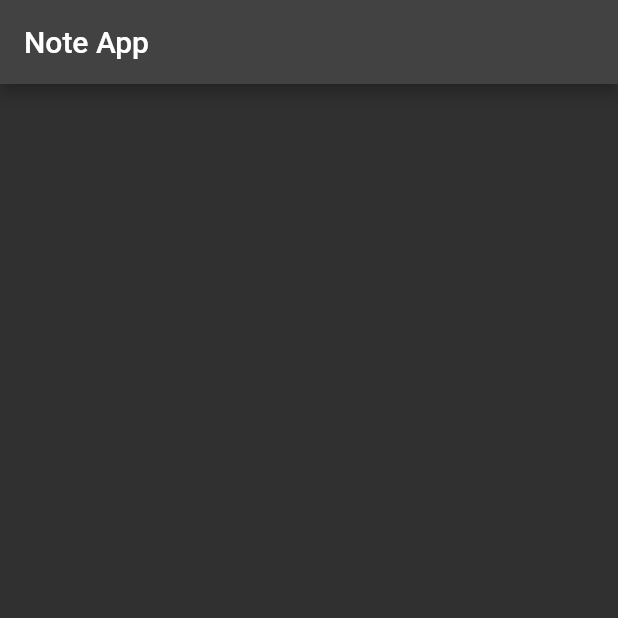
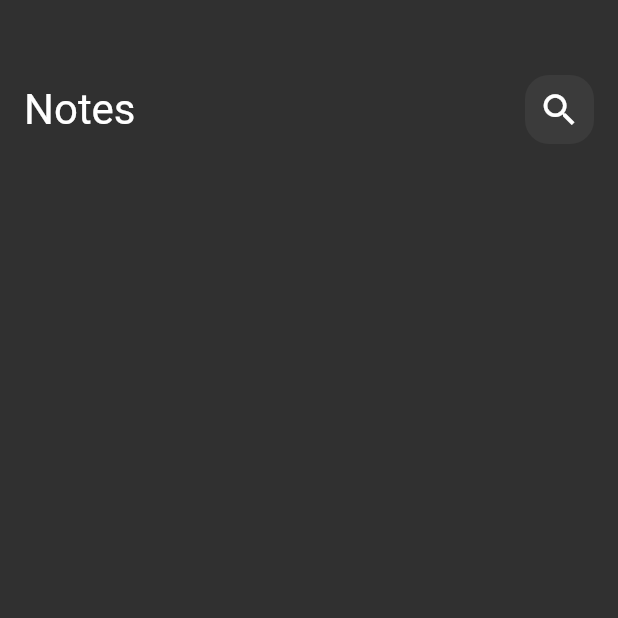
Before and after one commit to Sherlock-holmes1029/note-app, a Flutter app: the screen it shows after launch, on a phone screen of 412 x 824 dp, the top half of it. Run offline on Flutter 3.47's test engine with Material 2 defaults, Android fonts, the light colour scheme and no system bars.

Commit message:
added the app bar
i need to make every custom material with its own folder to make the code readable and easy to change

```diff
--- a/lib/main.dart
+++ b/lib/main.dart
@@ -14,7 +14,9 @@ class MyApp extends StatelessWidget {
     return MaterialApp(
       title: 'Flutter Demo',
       debugShowCheckedModeBanner: false,
-      theme: ThemeData.dark(),
+      theme: ThemeData(
+        brightness: Brightness.dark
+      ),
       home: mainScreen(),
     );
   }
--- a/lib/view/appNote.dart
+++ b/lib/view/appNote.dart
@@ -1,14 +1,13 @@
 import 'package:flutter/material.dart';
+import 'package:note_app_second_try/view/widgets/notesViewBody.dart';
 
 class mainScreen extends StatelessWidget {
 
 
   @override
   Widget build(BuildContext context) {
-    return Scaffold(
-      appBar: AppBar(
-        title: Text('Note App'),
-      ),
+    return const Scaffold(
+      body: NotesViewBody(),
     );
   }
 }
--- /dev/null
+++ b/lib/view/widgets/custemAppBar.dart
@@ -0,0 +1,20 @@
+import 'package:flutter/material.dart';
+import 'custemSearchIcon.dart';
+
+class CustomAppBar extends StatelessWidget {
+
+
+  @override
+  Widget build(BuildContext context) {
+    return  Row(
+      children: const  [
+        Text("Notes",style: TextStyle(
+          fontSize: 28,
+         ),
+        ),
+        Spacer(),
+        CustemSearchIcon()
+      ],
+    );
+  }
+}
--- /dev/null
+++ b/lib/view/widgets/custemSearchIcon.dart
@@ -0,0 +1,23 @@
+import 'package:flutter/material.dart';
+
+class CustemSearchIcon extends StatelessWidget {
+const CustemSearchIcon({Key? key}) : super(key: key);
+
+@override
+Widget build(BuildContext context) {
+  return Container(
+    height: 46,
+    width: 46,
+    decoration: BoxDecoration(
+        color: Colors.white.withOpacity(0.05),
+        borderRadius: BorderRadius.circular(16)
+    ),
+    child: const Center(
+      child: Icon(
+        Icons.search,
+        size: 28,
+      ),
+    ),
+  );
+}
+}
--- /dev/null
+++ b/lib/view/widgets/notesViewBody.dart
@@ -0,0 +1,25 @@
+import 'package:flutter/material.dart';
+
+import 'custemAppBar.dart';
+class NotesViewBody extends StatelessWidget {
+     const NotesViewBody({Key? key}) : super(key: key);
+
+  @override
+  Widget build(BuildContext context) {
+    // double height = MediaQuery.of(context).size.height;
+    // double width =MediaQuery.of(context).size.width;
+    return Padding(
+      padding: const EdgeInsets.symmetric(
+        horizontal: 16
+      ),
+      child: Column(
+            children: [
+               SizedBox(
+                 height: 50,
+               ),
+               CustomAppBar(),
+            ],
+      ),
+    );
+  }
+}
```
